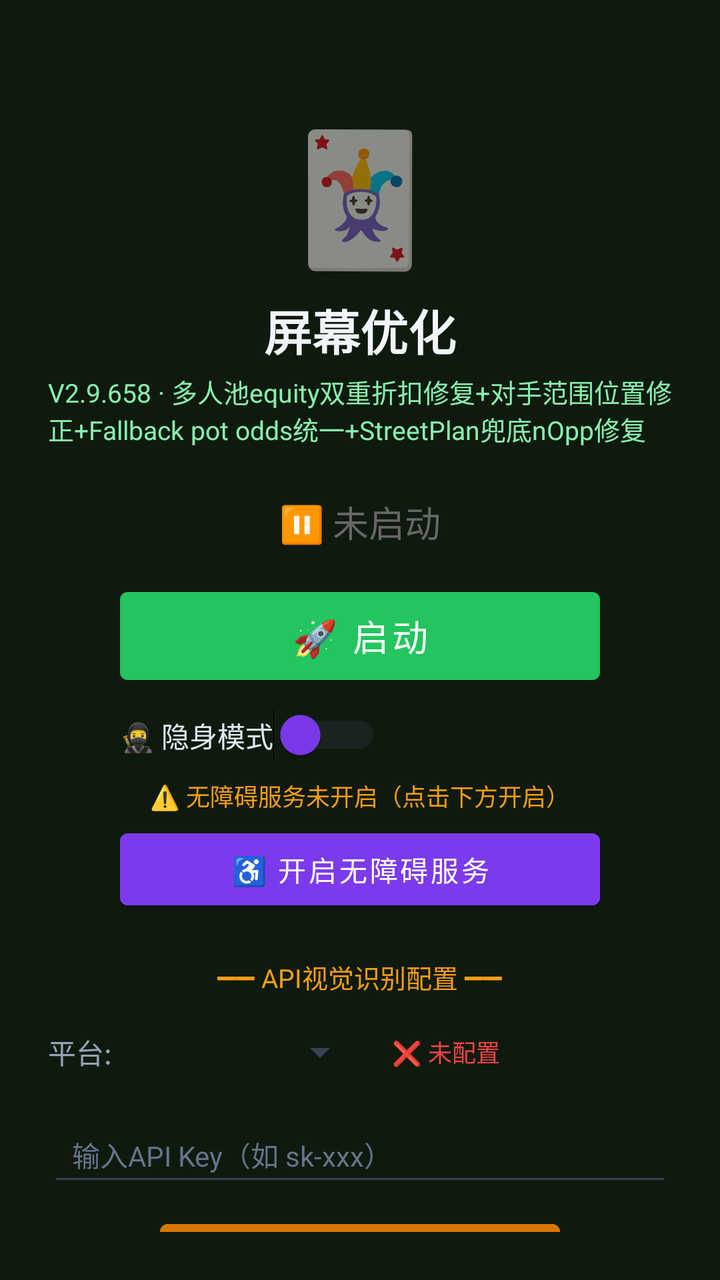
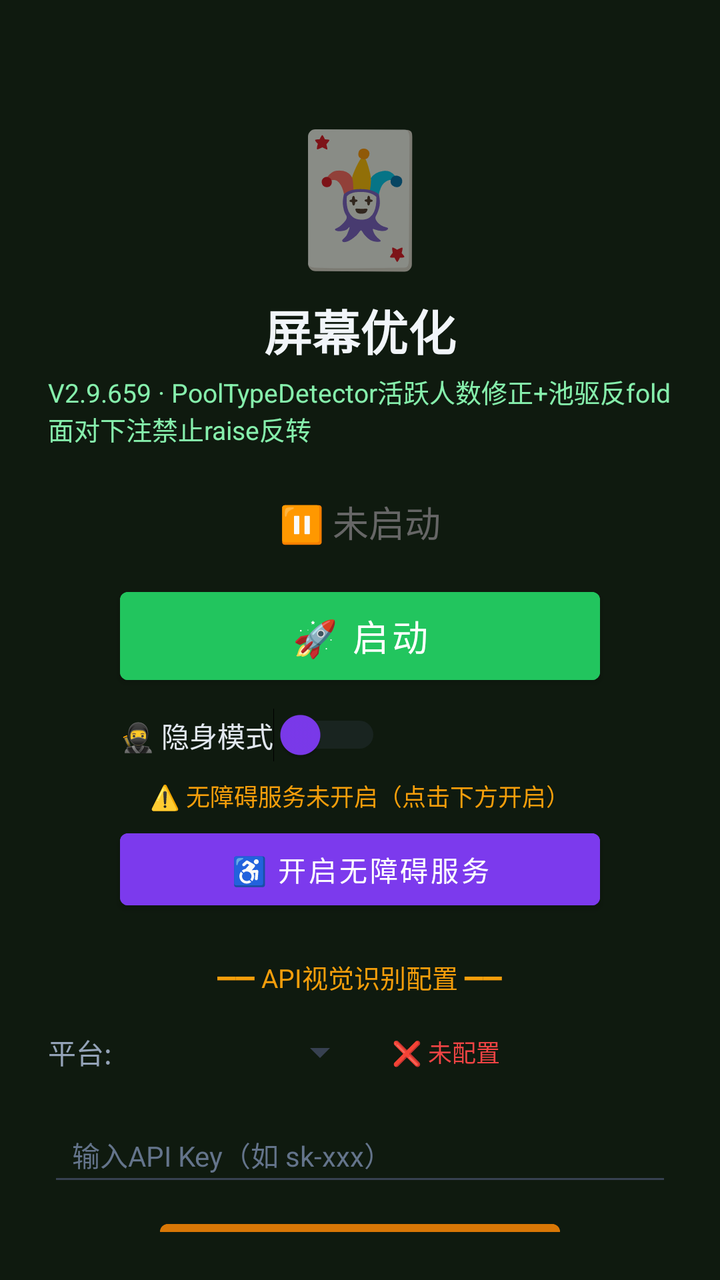

The first picture is an Android layout as it rendered before a commit; the second is the same layout after the commit. The layout source and the unified diff follow.
<!-- AndroidManifest.xml: activity theme Theme.MjScreenshot -->
<!-- res/layout/activity_main.xml -->
<?xml version="1.0" encoding="utf-8"?>
<LinearLayout xmlns:android="http://schemas.android.com/apk/res/android"
    android:layout_width="match_parent"
    android:layout_height="match_parent"
    android:orientation="vertical"
    android:background="#0f1a0f"
    android:padding="24dp"
    android:gravity="center_horizontal">

    <TextView
        android:layout_width="wrap_content"
        android:layout_height="wrap_content"
        android:text="🃏"
        android:textSize="64sp"
        android:layout_marginTop="30dp" />

    <TextView
        android:layout_width="wrap_content"
        android:layout_height="wrap_content"
        android:text="屏幕优化"
        android:textSize="24sp"
        android:textColor="#f1f5f9"
        android:textStyle="bold"
        android:layout_marginTop="8dp" />

    <TextView
        android:layout_width="wrap_content"
        android:layout_height="wrap_content"
        android:text="V2.9.658 · 多人池equity双重折扣修复+对手范围位置修正+Fallback pot odds统一+StreetPlan兜底nOpp修复"
        android:textSize="13sp"
        android:textColor="#86efac"
        android:layout_marginTop="4dp" />

    <TextView
        android:id="@+id/tvStatus"
        android:layout_width="wrap_content"
        android:layout_height="wrap_content"
        android:text="⏸ 未启动"
        android:textSize="18sp"
        android:textColor="#666666"
        android:layout_marginTop="24dp" />

    <Button
        android:id="@+id/btnStart"
        android:layout_width="240dp"
        android:layout_height="56dp"
        android:text="🚀 启动"
        android:textSize="18sp"
        android:textColor="#ffffff"
        android:backgroundTint="#22c55e"
        android:layout_marginTop="16dp" />

    <Button
        android:id="@+id/btnHelper"
        android:layout_width="240dp"
        android:layout_height="56dp"
        android:text="🃏 打开智囊"
        android:textSize="16sp"
        android:textColor="#ffffff"
        android:backgroundTint="#16a34a"
        android:layout_marginTop="12dp"
        android:visibility="gone" />

    
    <LinearLayout
        android:layout_width="240dp"
        android:layout_height="wrap_content"
        android:orientation="horizontal"
        android:gravity="center_vertical"
        android:layout_marginTop="8dp">

        <Switch
            android:id="@+id/switchStealth"
            android:layout_width="wrap_content"
            android:layout_height="wrap_content"
            android:text="🥷 隐身模式"
            android:textColor="#e2e8f0"
            android:textSize="14sp"
            android:thumbTint="#7c3aed"
            android:trackTint="#374151" />
    </LinearLayout>

    <TextView
        android:id="@+id/tvAccessibilityStatus"
        android:layout_width="wrap_content"
        android:layout_height="wrap_content"
        android:text="⚠️ 无障碍服务未开启（点击下方开启）"
        android:textSize="12sp"
        android:textColor="#f59e0b"
        android:layout_marginTop="8dp"
        android:gravity="center" />

    <Button
        android:id="@+id/btnAccessibility"
        android:layout_width="240dp"
        android:layout_height="48dp"
        android:text="♿ 开启无障碍服务"
        android:textSize="14sp"
        android:textColor="#ffffff"
        android:backgroundTint="#7c3aed"
        android:layout_marginTop="4dp" />

    <TextView
        android:layout_width="wrap_content"
        android:layout_height="wrap_content"
        android:text="━━ API视觉识别配置 ━━"
        android:textSize="13sp"
        android:textColor="#f59e0b"
        android:layout_marginTop="20dp" />

    <LinearLayout
        android:layout_width="match_parent"
        android:layout_height="wrap_content"
        android:orientation="horizontal"
        android:layout_marginTop="8dp"
        android:gravity="center_vertical">

        <TextView
            android:layout_width="wrap_content"
            android:layout_height="wrap_content"
            android:text="平台:"
            android:textSize="14sp"
            android:textColor="#94a3b8" />

        <Spinner
            android:id="@+id/spinnerProvider"
            android:layout_width="120dp"
            android:layout_height="40dp"
            android:layout_marginStart="8dp"
            android:backgroundTint="#374151" />

        <TextView
            android:id="@+id/tvApiStatus"
            android:layout_width="wrap_content"
            android:layout_height="wrap_content"
            android:text="❌ 未配置"
            android:textSize="12sp"
            android:textColor="#ef4444"
            android:layout_marginStart="12dp" />
    </LinearLayout>

    <EditText
        android:id="@+id/etApiKey"
        android:layout_width="match_parent"
        android:layout_height="44dp"
        android:hint="输入API Key（如 sk-xxx）"
        android:textSize="14sp"
        android:textColor="#e2e8f0"
        android:textColorHint="#64748b"
        android:backgroundTint="#374151"
        android:inputType="textPassword"
        android:layout_marginTop="8dp"
        android:paddingStart="12dp"
        android:paddingEnd="12dp" />

    <Button
        android:id="@+id/btnSaveApi"
        android:layout_width="200dp"
        android:layout_height="44dp"
        android:text="💾 保存API配置"
        android:textSize="14sp"
        android:textColor="#ffffff"
        android:backgroundTint="#d97706"
        android:layout_marginTop="8dp" />

    <TextView
        android:id="@+id/tvHint"
        android:layout_width="wrap_content"
        android:layout_height="wrap_content"
        android:text="先点上方按钮启动截屏"
        android:textSize="13sp"
        android:textColor="#666666"
        android:layout_marginTop="12dp"
        android:gravity="center" />

    <TextView
        android:layout_width="wrap_content"
        android:layout_height="wrap_content"
        android:text="使用步骤：\n1. 配置API Key（支持OpenAI/通义千问VL/硅基流动）\n2. 点「开启无障碍服务」→ 开启\n3. 开启「🥷隐身模式」(反检测)\n4. 点「启动」→ 允许悬浮窗\n5. 打牌时点屏幕上的🎯悬浮球即可截屏识别\n★ 拖动悬浮球可移到不挡牌的位置 ★\n★ 长按悬浮球可展开/收起详细面板 ★\n★ 悬浮球边框颜色=建议：绿=加注 橙=跟注 红=弃牌 ★"
        android:textSize="12sp"
        android:textColor="#64748b"
        android:layout_marginTop="12dp"
        android:lineSpacingExtra="3dp" />

</LinearLayout>
<!-- resources referenced by this layout -->
<resources>
  <style name="Theme.MjScreenshot" parent="Theme.MaterialComponents.DayNight.DarkActionBar">
          <item name="colorPrimary">#1e40af</item>
          <item name="colorPrimaryVariant">#1e3a8a</item>
          <item name="colorOnPrimary">#ffffff</item>
          <item name="android:statusBarColor">#0f172a</item>
      </style>
</resources>

<!-- the commit's change to res/layout/activity_main.xml (unified diff, before → after) -->
@@ -26,7 +26,7 @@
     <TextView
         android:layout_width="wrap_content"
         android:layout_height="wrap_content"
-        android:text="V2.9.658 · 多人池equity双重折扣修复+对手范围位置修正+Fallback pot odds统一+StreetPlan兜底nOpp修复"
+        android:text="V2.9.659 · PoolTypeDetector活跃人数修正+池驱反fold面对下注禁止raise反转"
         android:textSize="13sp"
         android:textColor="#86efac"
         android:layout_marginTop="4dp" />
